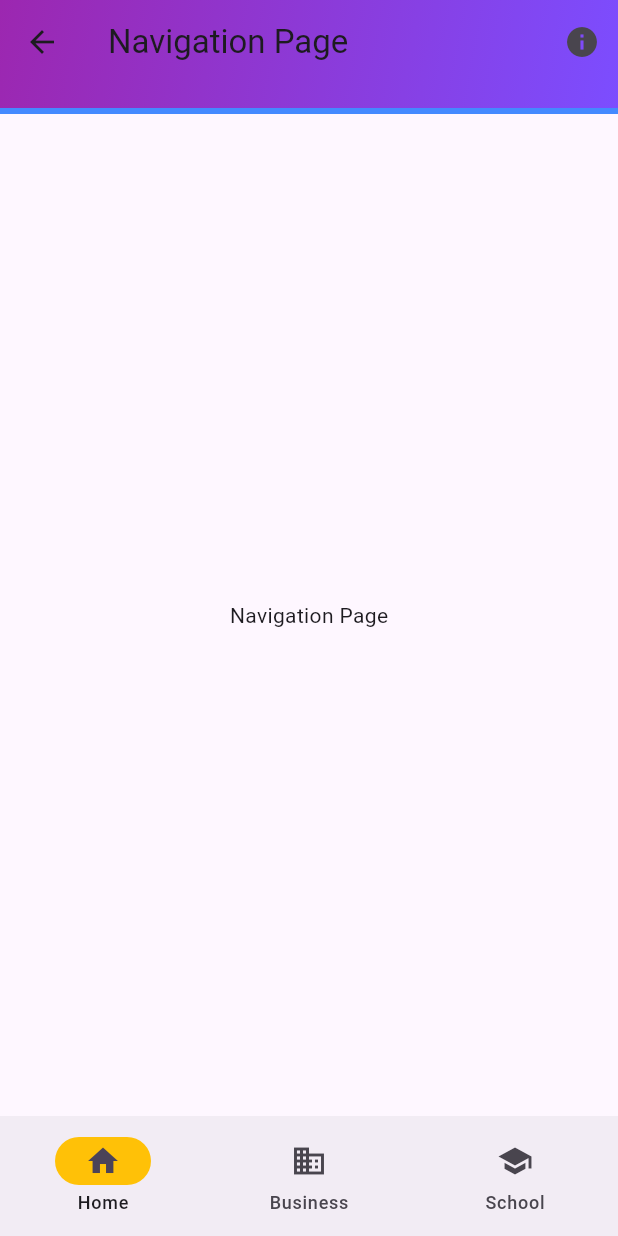
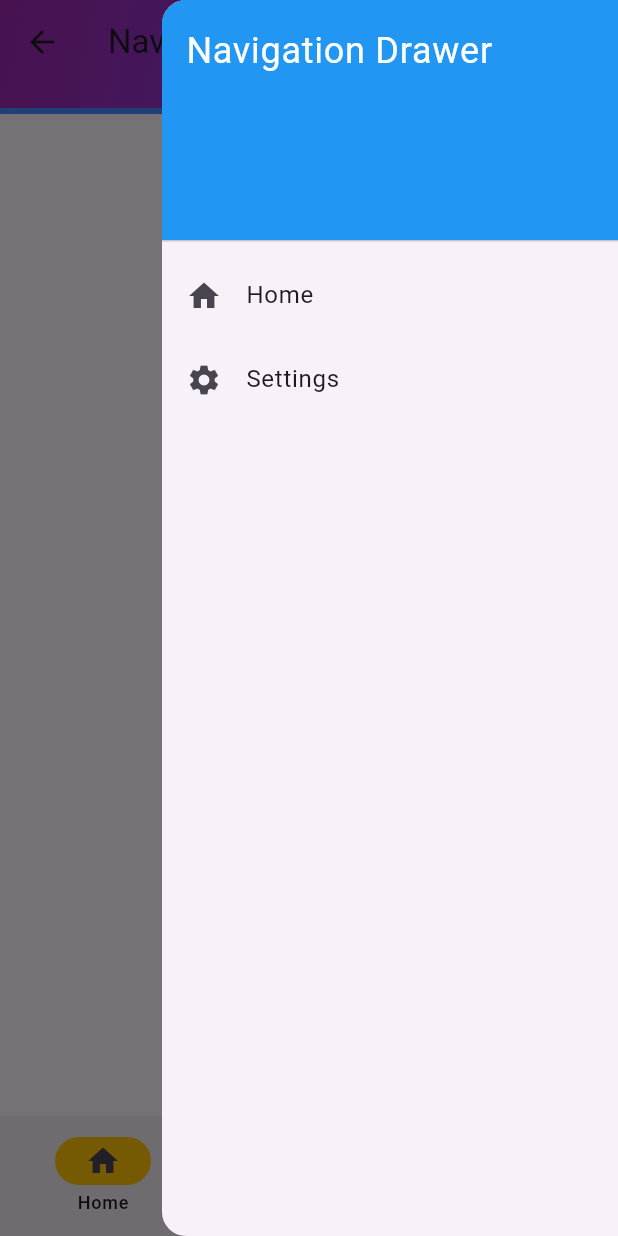
Before and after one commit to HikaruKusanagi27/eitan_app, a Flutter app: the NavigationPage screen opened directly, with the side drawer open (before the commit the screen has no drawer), on a phone screen of 412 x 824 dp. Run offline on Flutter 3.47's test engine with Material 3 defaults, Android fonts, the phone set to English and light mode, and no system bars.

Commit message:
Initial commit

```diff
--- a/lib/page/navigatiton.dart
+++ b/lib/page/navigatiton.dart
@@ -14,6 +14,36 @@ class _NavigationPageState extends State<NavigationPage> {
   @override
   Widget build(BuildContext context) {
     return Scaffold(
+      endDrawer: NavigationDrawer( // 右側のナビゲーションドロワー
+        children: [
+          DrawerHeader(
+            decoration: BoxDecoration(
+              color: Colors.blue,
+            ),
+            child: Text(
+              'Navigation Drawer',
+              style: TextStyle(
+                color: Colors.white,
+                fontSize: 24,
+              ),
+            ),
+          ),
+          ListTile(
+            leading: Icon(Icons.home),
+            title: Text('Home'),
+            onTap: () {
+              // Action when Home is tapped
+            },
+          ),
+          ListTile(
+            leading: Icon(Icons.settings),
+            title: Text('Settings'),
+            onTap: () {
+              // Action when Settings is tapped
+            },
+          ),
+        ],
+      ), // 右側のナビゲーションドロワー
       appBar: AppBar(
         leading: IconButton(
           icon: Icon(Icons.arrow_back),
```
